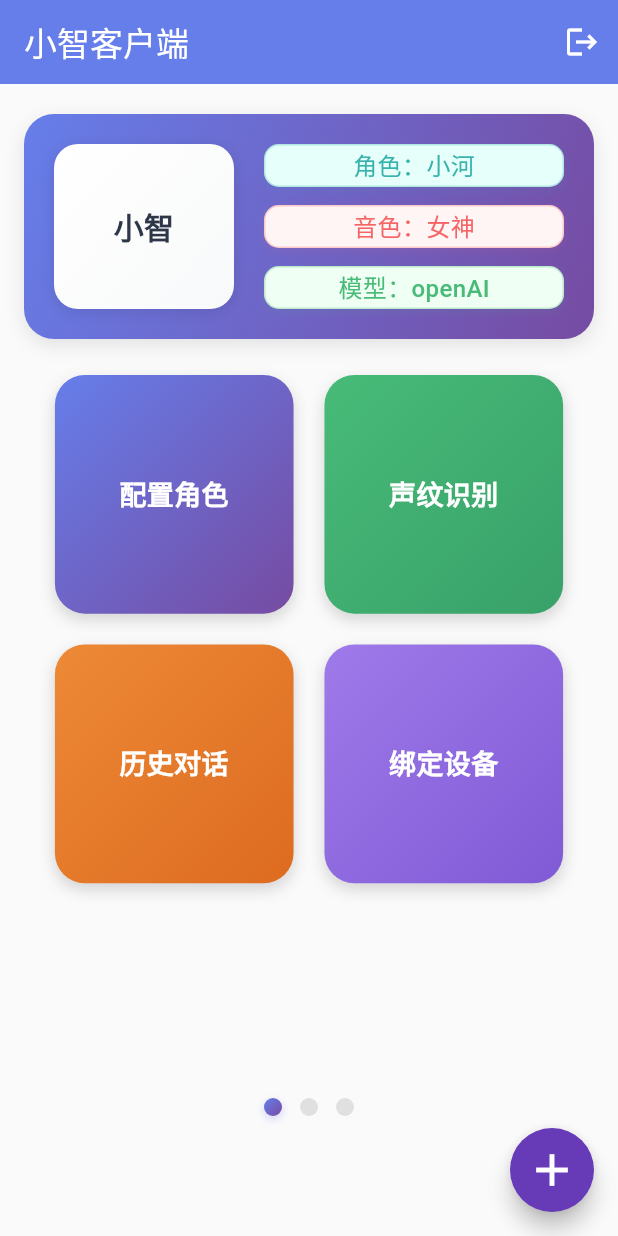
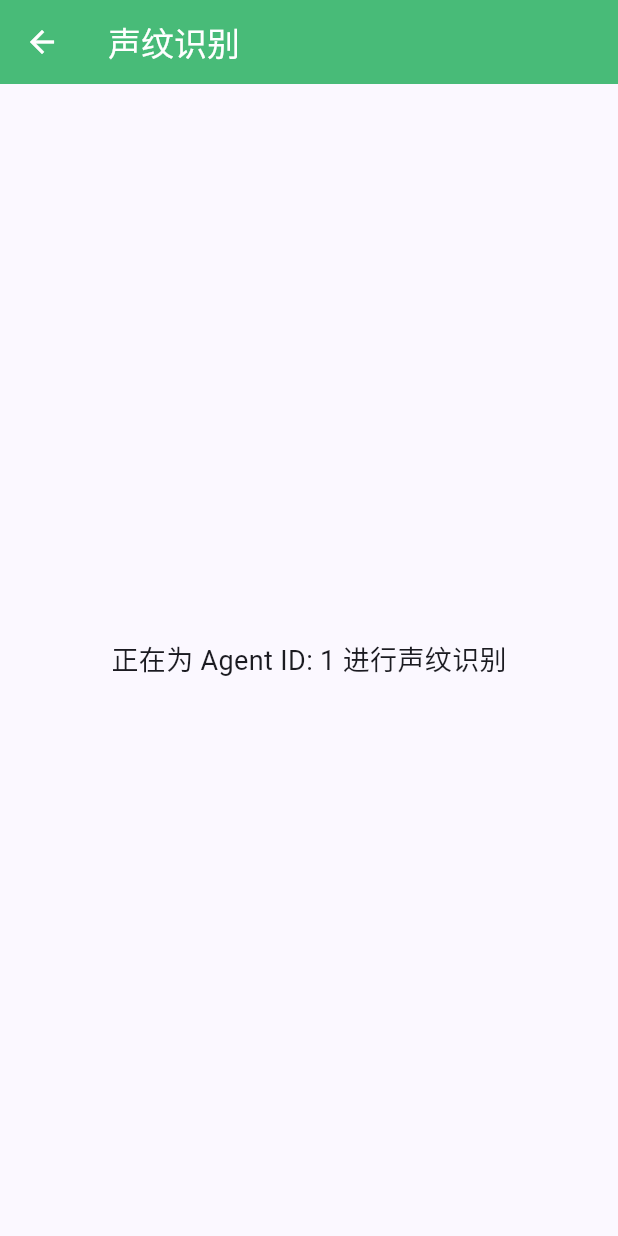
Before and after one commit to szfpai/fp_xiaozhi_client, a Flutter app: the screen it shows after launch, after a tap on "声纹识别", on a phone screen of 412 x 824 dp. Run offline on Flutter 3.47's test engine with Material 3 defaults, Android fonts, the phone set to English and light mode, and no system bars; our stand-ins replace flutter_secure_storage, fluttertoast, shared_preferences; network calls fail.

Commit message:
data fetch opt

```diff
--- /dev/null
+++ b/lib/data/agent.dart
@@ -0,0 +1,37 @@
+class Agent {
+  final int id;
+  final String agentName;
+  final String ttsVoice;
+  final String llmModel;
+  final String assistantName;
+  final String userName;
+  final String character;
+  final String language;
+  final int deviceCount;
+
+  Agent({
+    required this.id,
+    required this.agentName,
+    required this.ttsVoice,
+    required this.llmModel,
+    required this.assistantName,
+    required this.userName,
+    required this.character,
+    required this.language,
+    required this.deviceCount,
+  });
+
+  factory Agent.fromJson(Map<String, dynamic> json) {
+    return Agent(
+      id: json['id'],
+      agentName: json['agent_name'] ?? '',
+      ttsVoice: json['tts_voice'] ?? '',
+      llmModel: json['llm_model'] ?? '',
+      assistantName: json['assistant_name'] ?? '',
+      userName: json['user_name'] ?? '',
+      character: json['character'] ?? '',
+      language: json['language'] ?? '',
+      deviceCount: json['deviceCount'] ?? 0,
+    );
+  }
+}
--- /dev/null
+++ b/lib/mock/home_mock.dart
@@ -0,0 +1,11 @@
+import '../data/agent.dart';
+
+class HomeMock {
+  static List<Agent> getAgents() {
+    return [
+      Agent(id: 1, agentName: '小智', ttsVoice: '女神', llmModel: 'openAI', assistantName: '小助理', userName: '天平', character: '小河', language: '中文', deviceCount: 1),
+      Agent(id: 2, agentName: '小梦', ttsVoice: '御姐', llmModel: 'Kimi', assistantName: '大助理', userName: '小芳', character: '小溪', language: '英文', deviceCount: 2),
+      Agent(id: 3, agentName: '小慧', ttsVoice: '萝莉', llmModel: 'Gemini', assistantName: '中助理', userName: '小明', character: '小江', language: '日文', deviceCount: 3),
+    ];
+  }
+}
--- a/lib/screens/home_screen.dart
+++ b/lib/screens/home_screen.dart
@@ -2,7 +2,12 @@ import 'package:flutter/material.dart';
 import 'package:provider/provider.dart';
 import '../services/auth_service.dart';
 import '../services/home_service.dart';
+import '../data/agent.dart';
 import 'login_screen.dart';
+import 'character_config_screen.dart';
+import 'voiceprint_screen.dart';
+import 'history_screen.dart';
+import 'device_binding_screen.dart';
 
 // 功能项数据结构
 class HomeFeature {
@@ -27,33 +32,6 @@ class HomeCardData {
   });
 }
 
-// 模拟网络请求
-Future<List<HomeCardData>> fetchHomeCards() async {
-  await Future.delayed(const Duration(milliseconds: 500));
-  return [
-    HomeCardData(
-      userName: 'Ruchita',
-      welcomeMsg: 'How is it going today ?',
-      avatarUrl: 'https://randomuser.me/api/portraits/women/44.jpg',
-      doctorImgUrl: 'https://img.freepik.com/free-photo/portrait-smiling-young-doctor_171337-1532.jpg', // 右侧医生图片
-      features: [
-        HomeFeature('Doctors', Icons.local_hospital),
-        HomeFeature('Pharmacy', Icons.local_pharmacy),
-        HomeFeature('Hospitals', Icons.apartment),
-        HomeFeature('Consultation', Icons.chat),
-        HomeFeature('Care', Icons.favorite),
-        HomeFeature('Patient', Icons.person),
-        HomeFeature('Inventory', Icons.inventory),
-        HomeFeature('Laboratory', Icons.science),
-        HomeFeature('Staff', Icons.group),
-        HomeFeature('Ambulance', Icons.local_shipping),
-        HomeFeature('Reports', Icons.insert_drive_file),
-        HomeFeature('Monitoring', Icons.monitor_heart),
-      ],
-    ),
-    // 可添加更多Card
-  ];
-}
 
 class HomeScreen extends StatefulWidget {
   const HomeScreen({Key? key}) : super(key: key);
@@ -206,15 +184,16 @@ class _HomeScreenState extends State<HomeScreen> {
                                 },
                                 itemBuilder: (context, index) {
                                   final agent = _agents[index];
+                                  final screenHeight = MediaQuery.of(context).size.height;
                                   return SingleChildScrollView(
                                     child: Padding(
                                       padding: const EdgeInsets.symmetric(horizontal: 16.0),
                                       child: Column(
                                         children: [
-                                          const SizedBox(height: 20),
-                                          _buildHeroInfoCard(agent),
-                                          const SizedBox(height: 24),
-                                          _buildConfigGrid(pageIndex: index),
+                                          SizedBox(height: screenHeight * 0.03),
+                                          _buildAgentInfoCard(agent, screenHeight),
+                                          SizedBox(height: screenHeight * 0.04),
+                                          _buildConfigGrid(agent: agent),
                                         ],
                                       ),
                                     ),
@@ -224,7 +203,7 @@ class _HomeScreenState extends State<HomeScreen> {
                             ),
                             const SizedBox(height: 16),
                             _buildPageIndicator(),
-                            const SizedBox(height: 80),
+                            const SizedBox(height: 80), // 为悬浮按钮留出空间
                           ],
                         ),
         ),
@@ -241,11 +220,11 @@ class _HomeScreenState extends State<HomeScreen> {
     );
   }
 
-  // 构建顶部的Hero信息卡片
-  Widget _buildHeroInfoCard(Agent agent) {
+  // 构建顶部的Agent信息卡片
+  Widget _buildAgentInfoCard(Agent agent, double screenHeight) {
     return Container(
-      height: 150, // 给HeroInfoCard一个固定的高度
-      padding: const EdgeInsets.all(20),
+      height: screenHeight * 0.22, // 响应式高度
+      padding: const EdgeInsets.all(18),
       decoration: BoxDecoration(
         gradient: const LinearGradient(
           begin: Alignment.topLeft,
@@ -255,12 +234,12 @@ class _HomeScreenState extends State<HomeScreen> {
             Color(0xFF764BA2),
           ],
         ),
-        borderRadius: BorderRadius.circular(20),
+        borderRadius: BorderRadius.circular(24),
         boxShadow: [
           BoxShadow(
-            color: Colors.black.withOpacity(0.1),
-            blurRadius: 10,
-            offset: const Offset(0, 4),
+            color: Colors.black.withOpacity(0.12),
+            blurRadius: 12,
+            offset: const Offset(0, 5),
           ),
         ],
       ),
@@ -280,7 +259,7 @@ class _HomeScreenState extends State<HomeScreen> {
                   Color(0xFFF8F9FA),
                 ],
               ),
-              borderRadius: BorderRadius.circular(16),
+              borderRadius: BorderRadius.circular(20),
               boxShadow: [
                 BoxShadow(
                   color: Colors.black.withOpacity(0.1),
@@ -290,28 +269,32 @@ class _HomeScreenState extends State<HomeScreen> {
               ],
             ),
             child: Center(
+              child: Padding(
+                padding: const EdgeInsets.all(8.0),
                 child: Text(
                   agent.agentName,
                   style: const TextStyle(
-                  fontSize: 20,
+                    fontSize: 22,
                     fontWeight: FontWeight.bold,
                     color: Color(0xFF2D3748),
                   ),
                   textAlign: TextAlign.center,
+                  maxLines: 2,
+                  overflow: TextOverflow.ellipsis,
                 ),
               ),
             ),
-          const SizedBox(width: 20),
+          ),
+          const SizedBox(width: 18),
           // 右侧信息
           Expanded(
             child: Column(
               crossAxisAlignment: CrossAxisAlignment.stretch,
+              mainAxisAlignment: MainAxisAlignment.spaceEvenly, // 均匀分布
               children: [
-                Expanded(child: _buildInfoRow('角色：${agent.character}', const Color(0xFFE6FFFA), const Color(0xFF38B2AC))),
-                const SizedBox(height: 12),
-                Expanded(child: _buildInfoRow('音色：${agent.ttsVoice}', const Color(0xFFFFF5F5), const Color(0xFFF56565))),
-                const SizedBox(height: 12),
-                Expanded(child: _buildInfoRow('模型：${agent.llmModel}', const Color(0xFFF0FFF4), const Color(0xFF48BB78))),
+                _buildInfoRow('角色: ${agent.character}', const Color(0xFFE6FFFA), const Color(0xFF38B2AC)),
+                _buildInfoRow('音色: ${agent.ttsVoice}', const Color(0xFFFFF5F5), const Color(0xFFF56565)),
+                _buildInfoRow('模型: ${agent.llmModel}', const Color(0xFFF0FFF4), const Color(0xFF48BB78)),
               ],
             ),
           ),
@@ -323,9 +306,11 @@ class _HomeScreenState extends State<HomeScreen> {
   // 构建信息行
   Widget _buildInfoRow(String text, Color backgroundColor, Color textColor) {
     return Container(
+      padding: const EdgeInsets.symmetric(horizontal: 12),
+      height: 38, // 固定信息行高度
       decoration: BoxDecoration(
         color: backgroundColor,
-        borderRadius: BorderRadius.circular(10),
+        borderRadius: BorderRadius.circular(12),
         border: Border.all(color: textColor.withOpacity(0.3), width: 1),
         boxShadow: [
           BoxShadow(
@@ -339,17 +324,19 @@ class _HomeScreenState extends State<HomeScreen> {
         child: Text(
           text,
           style: TextStyle(
-            fontSize: 16,
+            fontSize: 15,
             fontWeight: FontWeight.w500,
             color: textColor,
           ),
+          maxLines: 1,
+          overflow: TextOverflow.ellipsis,
         ),
       ),
     );
   }
 
   // 配置按钮区
-  Widget _buildConfigGrid({required int pageIndex}) {
+  Widget _buildConfigGrid({required Agent agent}) {
     // 为每个按钮定义文案和颜色
     final List<Map<String, dynamic>> configs = [
       {
@@ -359,6 +346,12 @@ class _HomeScreenState extends State<HomeScreen> {
           end: Alignment.bottomRight,
           colors: [Color(0xFF667EEA), Color(0xFF764BA2)],
         ),
+        'onTap': () {
+          Navigator.push(
+            context,
+            MaterialPageRoute(builder: (context) => CharacterConfigScreen(agentId: agent.id)),
+          );
+        },
       },
       {
         'text': '声纹识别',
@@ -367,6 +360,12 @@ class _HomeScreenState extends State<HomeScreen> {
           end: Alignment.bottomRight,
           colors: [Color(0xFF48BB78), Color(0xFF38A169)],
         ),
+        'onTap': () {
+          Navigator.push(
+            context,
+            MaterialPageRoute(builder: (context) => VoiceprintScreen(agentId: agent.id)),
+          );
+        },
       },
       {
         'text': '历史对话',
@@ -375,6 +374,12 @@ class _HomeScreenState extends State<HomeScreen> {
           end: Alignment.bottomRight,
           colors: [Color(0xFFED8936), Color(0xFFDD6B20)],
         ),
+        'onTap': () {
+          Navigator.push(
+            context,
+            MaterialPageRoute(builder: (context) => HistoryScreen(agentId: agent.id)),
+          );
+        },
       },
       {
         'text': '绑定设备',
@@ -383,39 +388,41 @@ class _HomeScreenState extends State<HomeScreen> {
           end: Alignment.bottomRight,
           colors: [Color(0xFF9F7AEA), Color(0xFF805AD5)],
         ),
+        'onTap': () {
+          Navigator.push(
+            context,
+            MaterialPageRoute(builder: (context) => DeviceBindingScreen(agentId: agent.id)),
+          );
+        },
       },
     ];
     final double screenWidth = MediaQuery.of(context).size.width;
     // 根据屏幕宽度动态调整卡片间距
-    final double horizontalPadding = screenWidth * 0.05;
     final double spacing = screenWidth * 0.05;
 
-    return Padding(
-      padding: EdgeInsets.symmetric(horizontal: horizontalPadding),
-      child: Column(
+    return Column(
       children: [
         Row(
           children: [
-              Expanded(child: _buildConfigCard(configs[0]['text'], configs[0]['gradient'])),
+            Expanded(child: _buildConfigCard(configs[0]['text'], configs[0]['gradient'], configs[0]['onTap'])),
             SizedBox(width: spacing),
-              Expanded(child: _buildConfigCard(configs[1]['text'], configs[1]['gradient'])),
+            Expanded(child: _buildConfigCard(configs[1]['text'], configs[1]['gradient'], configs[1]['onTap'])),
           ],
         ),
         SizedBox(height: spacing),
         Row(
           children: [
-              Expanded(child: _buildConfigCard(configs[2]['text'], configs[2]['gradient'])),
+            Expanded(child: _buildConfigCard(configs[2]['text'], configs[2]['gradient'], configs[2]['onTap'])),
             SizedBox(width: spacing),
-              Expanded(child: _buildConfigCard(configs[3]['text'], configs[3]['gradient'])),
+            Expanded(child: _buildConfigCard(configs[3]['text'], configs[3]['gradient'], configs[3]['onTap'])),
           ],
         ),
       ],
-      ),
     );
   }
 
   // 单个配置卡片
-  Widget _buildConfigCard(String text, Gradient gradient) {
+  Widget _buildConfigCard(String text, Gradient gradient, VoidCallback onTap) {
     return AspectRatio(
       aspectRatio: 1, // 保证卡片是正方形
       child: Container(
@@ -434,9 +441,7 @@ class _HomeScreenState extends State<HomeScreen> {
           color: Colors.transparent,
           child: InkWell(
             borderRadius: BorderRadius.circular(20),
-            onTap: () {
-              // TODO: 处理点击事件
-            },
+            onTap: onTap,
             child: Center(
               child: Text(
                 text,
--- /dev/null
+++ b/lib/screens/voiceprint_screen.dart
@@ -0,0 +1,24 @@
+import 'package:flutter/material.dart';
+
+class VoiceprintScreen extends StatelessWidget {
+  final int agentId;
+
+  const VoiceprintScreen({Key? key, required this.agentId}) : super(key: key);
+
+  @override
+  Widget build(BuildContext context) {
+    return Scaffold(
+      appBar: AppBar(
+        title: const Text('声纹识别'),
+        backgroundColor: const Color(0xFF48BB78),
+        foregroundColor: Colors.white,
+      ),
+      body: Center(
+        child: Text(
+          '正在为 Agent ID: $agentId 进行声纹识别',
+          style: const TextStyle(fontSize: 18),
+        ),
+      ),
+    );
+  }
+}
--- a/lib/services/home_service.dart
+++ b/lib/services/home_service.dart
@@ -3,44 +3,8 @@ import 'package:flutter/material.dart';
 import 'package:http/http.dart' as http;
 import 'auth_service.dart';
 import '../config/app_config.dart';
-
-class Agent {
-  final int id;
-  final String agentName;
-  final String ttsVoice;
-  final String llmModel;
-  final String assistantName;
-  final String userName;
-  final String character;
-  final String language;
-  final int deviceCount;
-
-  Agent({
-    required this.id,
-    required this.agentName,
-    required this.ttsVoice,
-    required this.llmModel,
-    required this.assistantName,
-    required this.userName,
-    required this.character,
-    required this.language,
-    required this.deviceCount,
-  });
-
-  factory Agent.fromJson(Map<String, dynamic> json) {
-    return Agent(
-      id: json['id'],
-      agentName: json['agent_name'] ?? '',
-      ttsVoice: json['tts_voice'] ?? '',
-      llmModel: json['llm_model'] ?? '',
-      assistantName: json['assistant_name'] ?? '',
-      userName: json['user_name'] ?? '',
-      character: json['character'] ?? '',
-      language: json['language'] ?? '',
-      deviceCount: json['deviceCount'] ?? 0,
-    );
-  }
-}
+import '../data/agent.dart';
+import '../mock/home_mock.dart';
 
 class HomeService extends ChangeNotifier {
   final AuthService authService;
@@ -76,19 +40,11 @@ class HomeService extends ChangeNotifier {
       } else {
         // 网络请求失败，返回mock数据以便测试
         print('网络请求失败: ${response.statusCode}, 返回mock数据');
-        return _getMockAgents();
+        return HomeMock.getAgents();
       }
     } catch (e) {
       print('捕获到异常: $e, 返回mock数据');
-      return _getMockAgents();
+      return HomeMock.getAgents();
     }
   }
-
-  List<Agent> _getMockAgents() {
-    return [
-      Agent(id: 1, agentName: '小智', ttsVoice: '女神', llmModel: 'openAI', assistantName: '小助理', userName: '天平', character: '小河', language: '中文', deviceCount: 1),
-      Agent(id: 2, agentName: '小梦', ttsVoice: '御姐', llmModel: 'Kimi', assistantName: '大助理', userName: '小芳', character: '小溪', language: '英文', deviceCount: 2),
-      Agent(id: 3, agentName: '小慧', ttsVoice: '萝莉', llmModel: 'Gemini', assistantName: '中助理', userName: '小明', character: '小江', language: '日文', deviceCount: 3),
-    ];
-  }
 }
```
Also changed, not shown: lib/screens/character_config_screen.dart (added, +24 -0 lines), lib/screens/device_binding_screen.dart (added, +24 -0 lines), lib/screens/history_screen.dart (added, +24 -0 lines). Lines whose indentation alone changed are shown as unchanged.
